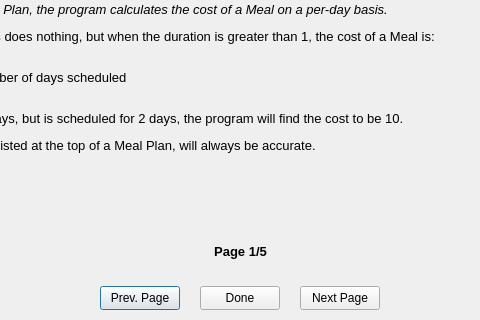
The window that qtfolder/MealPlanner/manual_mealinfo.ui (NoorA0/MealPlanner) describes before a commit, drawn with Qt 5; both pictures show x 200 to 680 and y 424 to 744 of the 881 by 744 pixel window.
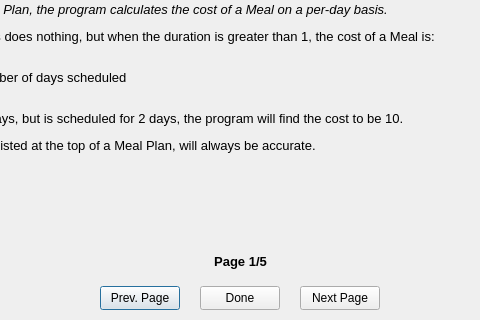
The same window after the commit.

```diff
--- a/qtfolder/MealPlanner/manual_mealinfo.ui
+++ b/qtfolder/MealPlanner/manual_mealinfo.ui
@@ -56,7 +56,7 @@
    <property name="geometry">
     <rect>
      <x>405</x>
-     <y>660</y>
+     <y>670</y>
      <width>71</width>
      <height>31</height>
     </rect>
```
